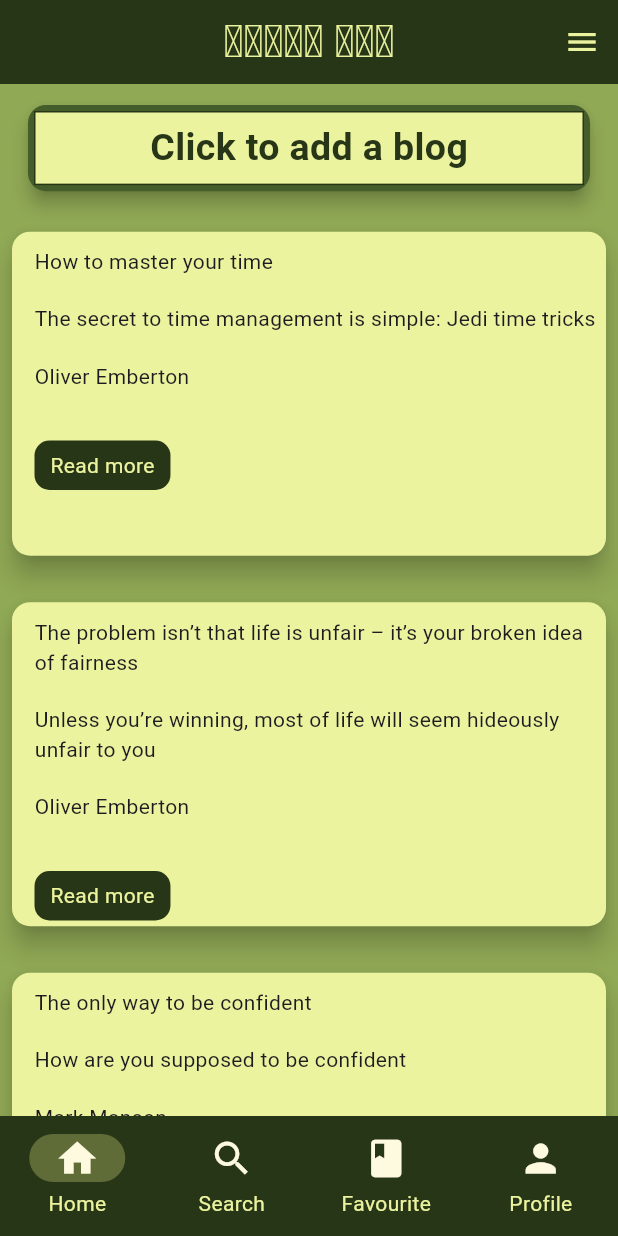
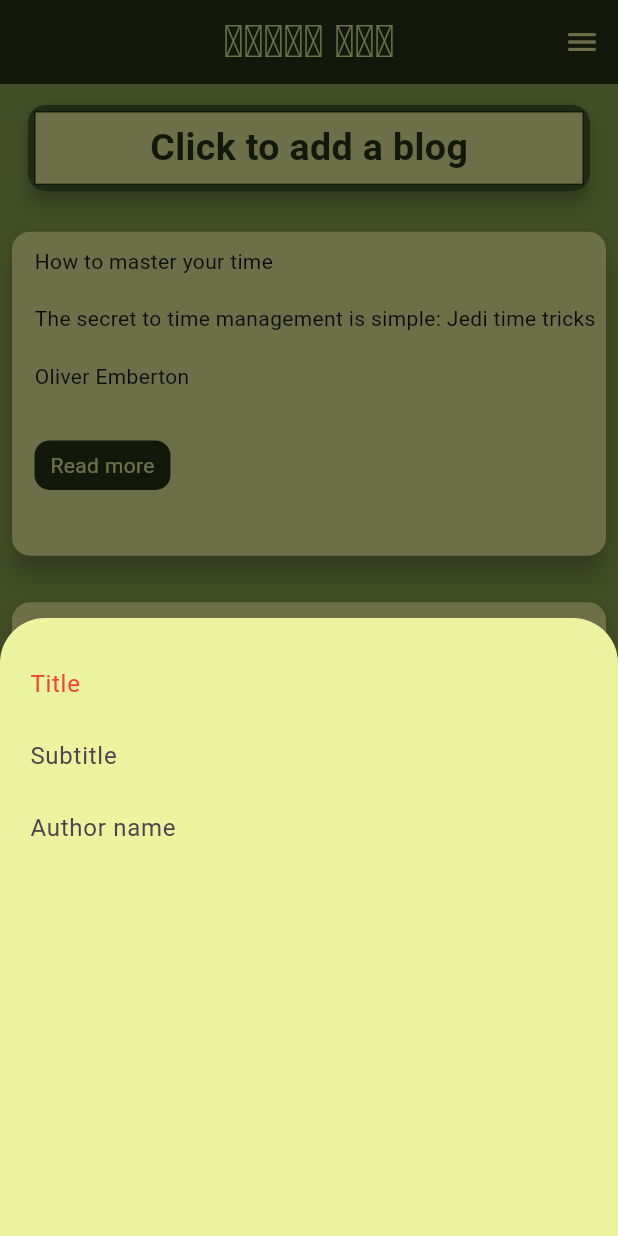
Before and after one commit to NetflixUser22232/blog_app_flutter, a Flutter app: the screen it shows after launch, after a tap on "Click to add a blog", on a phone screen of 412 x 824 dp. Run offline on Flutter 3.47's test engine with Material 3 defaults, Android fonts, the phone set to English and light mode, and no system bars; our stand-ins replace flutter_rating_bar.

Commit message:
minor changes

```diff
--- /dev/null
+++ b/lib/widgets/add_blog_bottom_sheet.dart
@@ -0,0 +1,64 @@
+import 'package:flutter/material.dart';
+
+class AddBlogBottomSheet extends StatelessWidget {
+  const AddBlogBottomSheet({super.key});
+
+  @override
+  static Future<Scaffold> show(BuildContext context) async {
+    var size = MediaQuery.of(context).size;
+    var width = size.width;
+    var height = size.height;
+    return Scaffold(
+      body: await showModalBottomSheet(
+        context: context,
+        isScrollControlled: true,
+        backgroundColor: Colors.transparent,
+        builder: (BuildContext context) {
+          return Container(
+            width: width,
+            height: height * 0.5,
+            decoration: BoxDecoration(
+              borderRadius: BorderRadius.only(
+                topLeft: Radius.circular(30),
+                topRight: Radius.circular(30),
+              ),
+              color: Color(0xFFecf39e),
+              //  Color(0xFF90a955),
+            ),
+            child: Padding(
+              padding: const EdgeInsets.only(left: 20, top: 20),
+              child: Column(
+                children: [
+                  TextFormField(
+                    decoration: InputDecoration(
+                      border: InputBorder.none,
+                      hintText: "Title",
+                      hintStyle: TextStyle(color: Colors.red, fontSize: 16),
+                    ),
+                  ),
+                  TextFormField(
+                    decoration: InputDecoration(
+                      border: InputBorder.none,
+                      hintText: "Subtitle",
+                    ),
+                  ),
+                  TextFormField(
+                    decoration: InputDecoration(
+                      border: InputBorder.none,
+                      hintText: "Author name",
+                    ),
+                  ),
+                ],
+              ),
+            ),
+          );
+        },
+      ),
+    );
+  }
+
+  @override
+  Widget build(BuildContext context) {
+    return const Placeholder();
+  }
+}
--- a/lib/widgets/add_blog_container.dart
+++ b/lib/widgets/add_blog_container.dart
@@ -1,8 +1,14 @@
+import 'package:blog_app_flutter/widgets/add_blog_bottom_sheet.dart';
 import 'package:flutter/material.dart';
 
-class AddBlogContainer extends StatelessWidget {
+class AddBlogContainer extends StatefulWidget {
   const AddBlogContainer({super.key});
 
+  @override
+  State<AddBlogContainer> createState() => _AddBlogContainerState();
+}
+
+class _AddBlogContainerState extends State<AddBlogContainer> {
   @override
   Widget build(BuildContext context) {
     var size = MediaQuery.of(context).size;
@@ -11,7 +17,9 @@ class AddBlogContainer extends StatelessWidget {
     return Padding(
       padding: const EdgeInsets.only(top: 10),
       child: GestureDetector(
-        onTap: () {},
+        onTap: () {
+          AddBlogBottomSheet.show(context);
+        },
         child: Card(
           elevation: 5,
           color: Color.fromARGB(255, 69, 93, 42),
```
